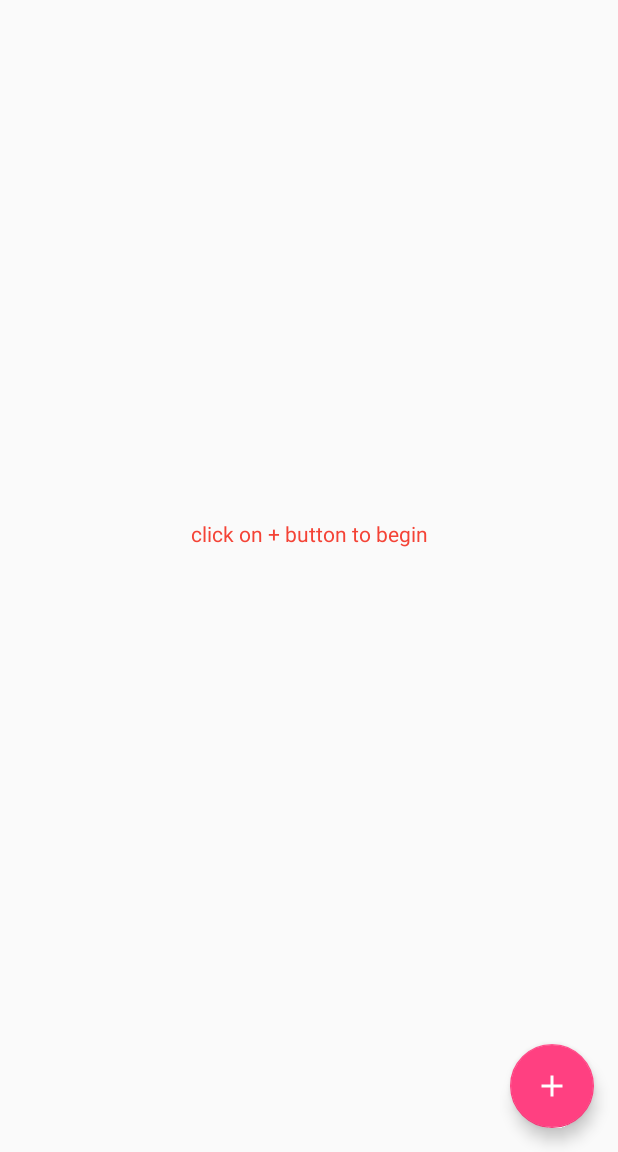
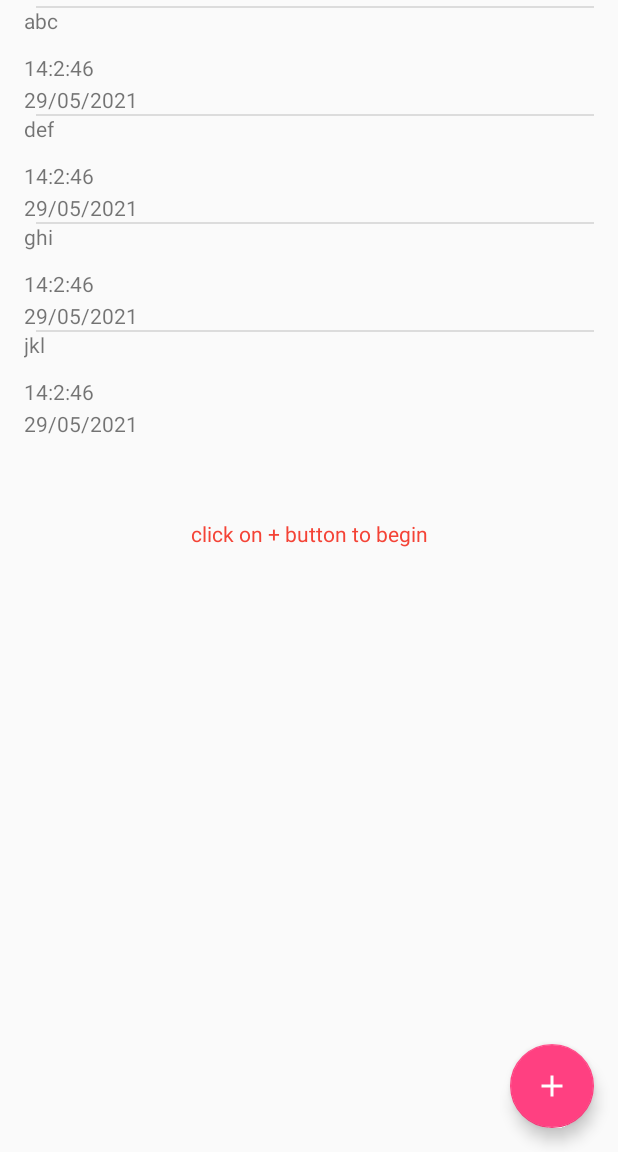
Before and after one commit to BushraKhalid01/MC_Semester_Project, an Android app: the screen it shows after launch (MainActivity), on a phone screen of 412 x 824 dp, the part 84-1236 px from its top. Run offline under Robolectric (Android 15) with nearby library versions, the phone set to English and light mode, and no system bars.

Commit message:
RecyclerView and its backend functiionality implemented

```diff
--- a/MC_Reminder_ToDoList/app/src/main/AndroidManifest.xml
+++ b/MC_Reminder_ToDoList/app/src/main/AndroidManifest.xml
@@ -9,7 +9,7 @@
         android:roundIcon="@mipmap/ic_launcher_round"
         android:supportsRtl="true"
         android:theme="@style/Theme.MC_Reminder_ToDoList">
-        <activity android:name=".AddReminder"></activity>
+        <activity android:name=".Reminder"></activity>
         <activity android:name=".MainActivity">
             <intent-filter>
                 <action android:name="android.intent.action.MAIN" />
--- a/MC_Reminder_ToDoList/app/src/main/java/org/haqnawaz/mc_reminder_todolist/MainActivity.java
+++ b/MC_Reminder_ToDoList/app/src/main/java/org/haqnawaz/mc_reminder_todolist/MainActivity.java
@@ -2,20 +2,28 @@ package org.haqnawaz.mc_reminder_todolist;
 
 import androidx.appcompat.app.AppCompatActivity;
 import androidx.appcompat.widget.Toolbar;
+import androidx.recyclerview.widget.LinearLayoutManager;
+import androidx.recyclerview.widget.RecyclerView;
 
-import android.content.ContentUris;
 import android.content.Intent;
-import android.net.Uri;
 import android.os.Bundle;
+import android.os.Parcelable;
+import android.util.Log;
 import android.view.View;
 import android.widget.Button;
 
-import com.google.android.material.floatingactionbutton.FloatingActionButton;
+import java.io.Serializable;
+import java.util.ArrayList;
+import java.util.Arrays;
+import java.util.List;
 
-public class MainActivity extends AppCompatActivity {
+public class MainActivity extends AppCompatActivity implements RecyclerViewAdapter.TaskListener {
 
     Button add_btn;
-
+    RecyclerView recyclerView;
+    RecyclerView.Adapter adapter;
+    RecyclerView.LayoutManager layoutManager;
+    List<Task> taskList = new ArrayList<Task>();
     private Toolbar toolbar;
     @Override
     protected void onCreate(Bundle savedInstanceState) {
@@ -23,12 +31,41 @@ public class MainActivity extends AppCompatActivity {
         setContentView(R.layout.activity_main);
         toolbar= findViewById(R.id.toolbar);
         setSupportActionBar(toolbar);
-        add_btn=findViewById(R.id.fab);
+        setListAdapter();
+    }
+    private void setListAdapter(){
+        Task t1 = new Task(-1, "abc", "14:2:46", "29/05/2021", true, true, "4", "monthly");
+        Task t2 = new Task(-1, "def", "14:2:46", "29/05/2021", true, true, "4", "monthly");
+        Task t3 = new Task(-1, "ghi", "14:2:46", "29/05/2021", true, true, "4", "monthly");
+        Task t4 = new Task(-1, "jkl", "14:2:46", "29/05/2021", true, true, "4", "monthly");
+        taskList = new ArrayList<Task>();
+        taskList.addAll(Arrays.asList(new Task[]{t1, t2, t3, t4}));
+        recyclerView = findViewById(R.id.list);
 
+        //recyclerView.setHasFixedSize(true);
+
+        //LinearLayoutManager GridLayoutManager
+
+
+        layoutManager = new LinearLayoutManager(this);
+
+        recyclerView.setLayoutManager(layoutManager);
+
+        adapter = new RecyclerViewAdapter(taskList,MainActivity.this,this) {
+
+        };
+        recyclerView.setAdapter(adapter);
     }
 
     public void AddReminder(View view) {
-        Intent intent = new Intent(MainActivity.this, AddReminder.class);
+        Intent intent = new Intent(MainActivity.this, Reminder.class);
+        startActivity(intent);
+    }
+
+    @Override
+    public void onClickListener(int position) {
+        Intent intent = new Intent(MainActivity.this, Reminder.class);
+        intent.putExtra("EditTask",taskList.get(position));
         startActivity(intent);
     }
 }
--- /dev/null
+++ b/MC_Reminder_ToDoList/app/src/main/java/org/haqnawaz/mc_reminder_todolist/RecyclerViewAdapter.java
@@ -0,0 +1,76 @@
+package org.haqnawaz.mc_reminder_todolist;
+
+import android.app.Activity;
+import android.view.LayoutInflater;
+import android.view.View;
+import android.view.ViewGroup;
+import android.widget.ImageView;
+import android.widget.TextView;
+
+import androidx.annotation.NonNull;
+import androidx.recyclerview.widget.RecyclerView;
+
+import java.util.List;
+
+class RecyclerViewAdapter extends RecyclerView.Adapter<RecyclerViewAdapter.MyViewHolder>{
+
+    List<Task> taskList;
+    Activity myActivity;
+    TaskListener taskListener;
+    public RecyclerViewAdapter(List<Task> taskList, Activity myAct ,TaskListener tskListener) {
+        this.taskList = taskList;
+        this.myActivity = myAct;
+        this.taskListener=tskListener;
+    }
+
+    @NonNull
+    @Override
+    public MyViewHolder onCreateViewHolder(@NonNull ViewGroup parent, int viewType) {
+        View itemView = LayoutInflater.from(parent.getContext())
+                .inflate(R.layout.tasks, parent, false);
+        return new MyViewHolder(itemView,taskListener);
+    }
+
+
+    @Override
+    public void onBindViewHolder(@NonNull MyViewHolder holder, int position) {
+        holder.data= taskList.get(position);
+        holder.textViewTaskName.setText(holder.data.getTitle());
+        holder.textViewTaskDate.setText(String.valueOf(holder.data.getDate()));
+        holder.textViewTaskTime.setText(holder.data.getTime());
+    }
+
+    @Override
+    public int getItemCount() {
+        return taskList.size();
+    }
+
+    public class MyViewHolder extends RecyclerView.ViewHolder implements View.OnClickListener{
+        ImageView imageViewTask;
+        TextView textViewTaskName;
+        TextView textViewTaskTime;
+        TextView textViewTaskDate;
+        Task data;
+        TaskListener onTaskListener;
+        public MyViewHolder(@NonNull View itemView,TaskListener listener) {
+            super(itemView);
+            imageViewTask = itemView.findViewById(R.id.imageViewTaskPicture);
+            textViewTaskName = itemView.findViewById(R.id.textViewTaskName);
+            textViewTaskDate = itemView.findViewById(R.id.textViewTaskDate);
+            textViewTaskTime= itemView.findViewById(R.id.textViewTime);
+            this.onTaskListener=listener;
+            itemView.setOnClickListener(this);
+        }
+
+        @Override
+        public void onClick(View view) {
+            onTaskListener.onClickListener(getAdapterPosition());
+        }
+
+    }
+    public interface TaskListener{
+        void onClickListener(int position);
+    }
+
+
+}
--- /dev/null
+++ b/MC_Reminder_ToDoList/app/src/main/res/drawable/ic_add.xml
@@ -0,0 +1,9 @@
+<vector xmlns:android="http://schemas.android.com/apk/res/android"
+        android:width="24dp"
+        android:height="24dp"
+        android:viewportWidth="24.0"
+        android:viewportHeight="24.0">
+    <path
+        android:fillColor="#FFFFFFFF"
+        android:pathData="M19,13h-6v6h-2v-6H5v-2h6V5h2v6h6v2z"/>
+</vector>
--- a/MC_Reminder_ToDoList/app/src/main/res/layout/activity_main.xml
+++ b/MC_Reminder_ToDoList/app/src/main/res/layout/activity_main.xml
@@ -22,7 +22,7 @@
         android:layout_width="395dp"
         android:layout_height="715dp"
         android:layout_marginStart="16dp"
-        android:layout_marginTop="16dp"
+        android:layout_marginTop="60dp"
         android:layout_marginEnd="16dp"
         android:layout_marginBottom="16dp"
         app:layout_constraintBottom_toBottomOf="parent"
--- /dev/null
+++ b/MC_Reminder_ToDoList/app/src/main/res/layout/tasks.xml
@@ -0,0 +1,52 @@
+<?xml version="1.0" encoding="utf-8"?>
+<androidx.constraintlayout.widget.ConstraintLayout xmlns:android="http://schemas.android.com/apk/res/android"
+    xmlns:app="http://schemas.android.com/apk/res-auto"
+    xmlns:tools="http://schemas.android.com/tools"
+    android:orientation="vertical" android:layout_width="match_parent"
+    android:layout_height="wrap_content"
+    android:id="@+id/taskDetailLayout"
+>
+
+
+    <TextView
+        android:id="@+id/textViewTaskName"
+        android:layout_width="wrap_content"
+        android:layout_height="wrap_content"
+        android:layout_marginStart="44dp"
+        android:text="TextView"
+        app:layout_constraintStart_toEndOf="@+id/imageViewTaskPicture"
+        app:layout_constraintTop_toTopOf="@+id/imageViewTaskPicture" />
+
+    <TextView
+        android:id="@+id/textViewTime"
+        android:layout_width="wrap_content"
+        android:layout_height="wrap_content"
+        android:layout_marginStart="44dp"
+        android:layout_marginTop="12dp"
+        android:text="TextView"
+        app:layout_constraintStart_toEndOf="@+id/imageViewTaskPicture"
+        app:layout_constraintTop_toBottomOf="@+id/textViewTaskName" />
+    <TextView
+        android:id="@+id/textViewTaskDate"
+        android:layout_width="wrap_content"
+        android:layout_height="wrap_content"
+        android:layout_marginStart="44dp"
+        android:layout_marginTop="2dp"
+        android:text="TextView"
+        app:layout_constraintStart_toEndOf="@+id/imageViewTaskPicture"
+        app:layout_constraintTop_toBottomOf="@+id/textViewTime" />
+
+    <View
+        android:id="@+id/divider"
+        android:layout_width="395dp"
+        android:layout_height="1dp"
+        android:layout_marginStart="8dp"
+        android:layout_marginEnd="16dp"
+        android:background="?android:attr/listDivider"
+        app:layout_constraintEnd_toEndOf="parent"
+        app:layout_constraintHorizontal_bias="0.0"
+        app:layout_constraintStart_toStartOf="parent"
+        app:layout_constraintTop_toBottomOf="@+id/imageViewTaskPicture" />
+
+
+</androidx.constraintlayout.widget.ConstraintLayout>
```
Also changed, not shown: MC_Reminder_ToDoList/app/src/main/java/org/haqnawaz/mc_reminder_todolist/Reminder.java (added, +98 -0 lines), MC_Reminder_ToDoList/app/src/main/java/org/haqnawaz/mc_reminder_todolist/Task.java (+45 -4 lines), MC_Reminder_ToDoList/app/src/main/res/drawable/toolbar_dropshadow.xml (added, +9 -0 lines), MC_Reminder_ToDoList/app/src/main/res/layout/activity_reminder.xml (added, +339 -0 lines), MC_Reminder_ToDoList/app/src/main/res/drawable/ic_access_time_grey600_24dp.png (added), MC_Reminder_ToDoList/app/src/main/res/drawable/ic_notifications_off_grey600_24dp.png (added), MC_Reminder_ToDoList/app/src/main/res/drawable/ic_notifications_on_white_24dp.png (added), MC_Reminder_ToDoList/app/src/main/res/drawable/ic_subject_grey600_24dp.png (added), MC_Reminder_ToDoList/app/src/main/res/drawable/ic_sync_grey600_24dp.png (added), MC_Reminder_ToDoList/app/src/main/res/drawable/ic_unfold_more_grey600_24dp.png (added), MC_Reminder_ToDoList/app/src/main/res/drawable/ic_view_day_grey600_24dp.png (added).
